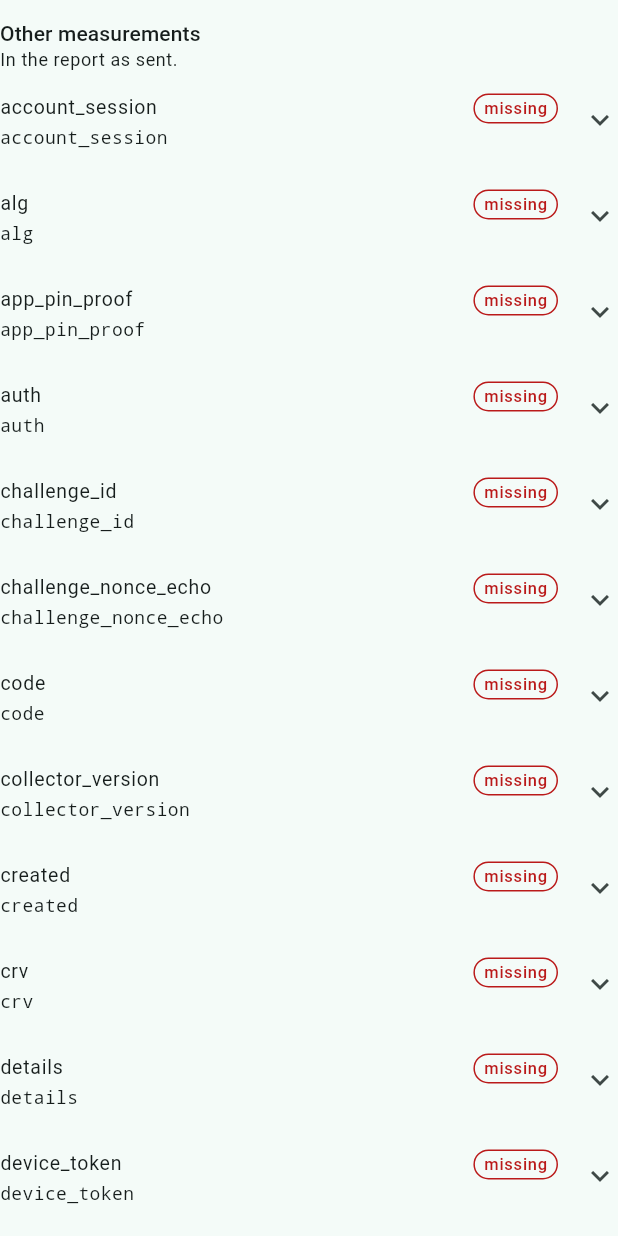
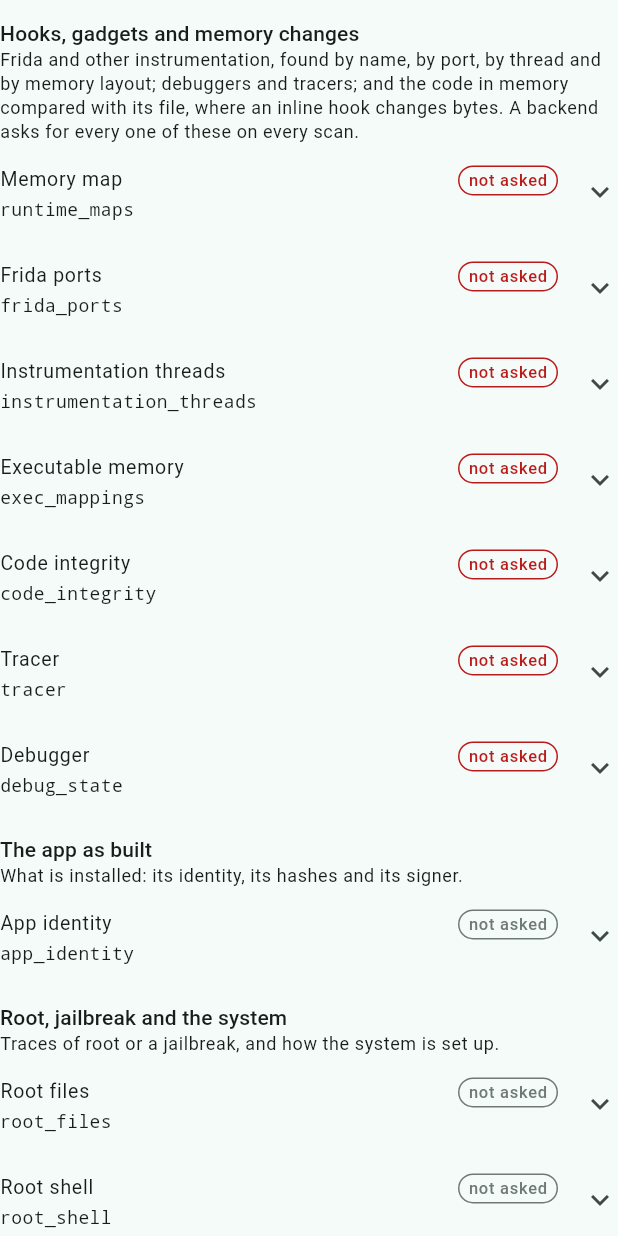
Before and after one commit to merajhasan88/necessary_flutter, a Flutter app: the ScanView widget shown alone on an empty page, opened directly with empty values, on a phone screen of 412 x 824 dp. Run offline on Flutter 3.47's test engine with Material 3 defaults, Android fonts, the phone set to English and light mode, and no system bars; our stand-ins replace flutter_secure_storage; accounts and stored records are empty.

Commit message:
Hooks, gadgets and changes in memory asked for on every scan
- The sample backends ask on every scan for every measurement that would
  catch tampering: on Android runtime_maps, frida_ports,
  instrumentation_threads, exec_mappings and code_integrity beside the
  rest; on iOS dyld_images, environment and code_integrity. Only the
  emulator's and simulator's build values vary.
- The guide's section 2 says so, and why: a measurement left to chance is
  one a tampered app waits out by scanning again.
- The example shows the hooks, gadgets and memory changes first, and a
  measurement not asked for as "not asked".

Co-Authored-By: Claude Opus 5.5 <noreply@anthropic.com>
Claude-Session: https://claude.ai/code/session_01D2hqQTXhasM7jbLjsHpukb

```diff
--- a/example/lib/measurements.dart
+++ b/example/lib/measurements.dart
@@ -1,151 +1,232 @@
-// Reading a scan: what the backend asked for, and every measurement the
-// signed report carried -- each with its status and its fields, as the phone
-// sent them. The titles and descriptions follow the integration guide's
-// sections 6 and 8.
+// Reading a scan: every measurement the signed report carried, each with its
+// status and its fields as the phone sent them, grouped by what it catches --
+// the hooks, gadgets and changes in memory first. A measurement the backend
+// did not ask for shows as not asked rather than disappearing. The titles and
+// descriptions follow the integration guide's sections 6 and 8.
 import 'package:flutter/material.dart';
 import 'package:necessary/necessary.dart';
 
-/// A measurement's name in the report, a title, and what it tells a backend.
+/// What a group of measurements catches.
+enum MeasurementGroup {
+  hooks(
+    'Hooks, gadgets and memory changes',
+    'Frida and other instrumentation, found by name, by port, by thread and '
+        'by memory layout; debuggers and tracers; and the code in memory '
+        'compared with its file, where an inline hook changes bytes. A '
+        'backend asks for every one of these on every scan.',
+  ),
+  app(
+    'The app as built',
+    'What is installed: its identity, its hashes and its signer.',
+  ),
+  system(
+    'Root, jailbreak and the system',
+    'Traces of root or a jailbreak, and how the system is set up.',
+  ),
+  device('Device and network', 'Sent with every scan, asked for or not.'),
+  personal(
+    'Personal measurements',
+    'Asked for by the backend, and measured only where this app turned them '
+        'on.',
+  );
+
+  const MeasurementGroup(this.title, this.note);
+
+  final String title;
+  final String note;
+}
+
+/// A measurement's name in the report, a title, what it tells a backend,
+/// and its group.
 class MeasurementInfo {
-  const MeasurementInfo(this.name, this.title, this.about);
+  const MeasurementInfo(this.name, this.title, this.about, this.group);
 
   final String name;
   final String title;
   final String about;
+  final MeasurementGroup group;
 }
 
 const List<MeasurementInfo> androidMeasurements = <MeasurementInfo>[
+  MeasurementInfo(
+    'runtime_maps',
+    'Memory map',
+    "Instrumentation and hooking frameworks named in the app's memory map: "
+        'Frida, its gadget, Objection, Xposed and others.',
+    MeasurementGroup.hooks,
+  ),
+  MeasurementInfo(
+    'frida_ports',
+    'Frida ports',
+    "Frida's default local ports accepting connections.",
+    MeasurementGroup.hooks,
+  ),
+  MeasurementInfo(
+    'instrumentation_threads',
+    'Instrumentation threads',
+    'Threads an instrumentation runtime creates, even renamed.',
+    MeasurementGroup.hooks,
+  ),
+  MeasurementInfo(
+    'exec_mappings',
+    'Executable memory',
+    'Memory both writable and executable, executable memory from deleted '
+        'files, unlabelled executable regions: where injected code lives.',
+    MeasurementGroup.hooks,
+  ),
+  MeasurementInfo(
+    'code_integrity',
+    'Code integrity',
+    "The app's native code and the system libraries in memory compared with "
+        'their files: an inline hook changes bytes, and diff_bytes counts '
+        'them.',
+    MeasurementGroup.hooks,
+  ),
+  MeasurementInfo(
+    'tracer',
+    'Tracer',
+    'Another process tracing the app.',
+    MeasurementGroup.hooks,
+  ),
+  MeasurementInfo(
+    'debug_state',
+    'Debugger',
+    'A Java debugger attached or awaited.',
+    MeasurementGroup.hooks,
+  ),
   MeasurementInfo(
     'app_identity',
     'App identity',
     'The installed app: package, the base APK hash, signing certificates, '
         'flags, install source and split APKs.',
+    MeasurementGroup.app,
   ),
-  MeasurementInfo(
-    'debug_state',
-    'Debugger',
-    'A Java debugger attached or awaited.',
-  ),
-  MeasurementInfo('tracer', 'Tracer', 'Another process tracing the app.'),
   MeasurementInfo(
     'root_files',
     'Root files',
     'Known root, su and framework paths that exist; a test-keys build.',
+    MeasurementGroup.system,
   ),
   MeasurementInfo(
     'root_shell',
     'Root shell',
     "Whether su resolves from the app's shell.",
+    MeasurementGroup.system,
   ),
   MeasurementInfo(
     'system_properties',
     'System properties',
     'Build and boot-security properties.',
-  ),
-  MeasurementInfo('selinux', 'SELinux', 'The SELinux mode, read two ways.'),
-  MeasurementInfo('mounts', 'Mounts', 'System partitions mounted writable.'),
-  MeasurementInfo(
-    'runtime_maps',
-    'Memory map',
-    "Instrumentation and hooking frameworks named in the app's memory map.",
+    MeasurementGroup.system,
   ),
   MeasurementInfo(
-    'frida_ports',
-    'Frida ports',
-    "Frida's default local ports accepting connections.",
+    'selinux',
+    'SELinux',
+    'The SELinux mode, read two ways.',
+    MeasurementGroup.system,
   ),
   MeasurementInfo(
-    'instrumentation_threads',
-    'Instrumentation threads',
-    'Threads an instrumentation runtime creates, even renamed.',
-  ),
-  MeasurementInfo(
-    'exec_mappings',
-    'Executable memory',
-    'Memory both writable and executable, executable memory from deleted '
-        'files, unlabelled executable regions.',
-  ),
-  MeasurementInfo(
-    'code_integrity',
-    'Code integrity',
-    "The app's native code and the system libraries in memory compared with "
-        'their files: an inline hook changes bytes.',
+    'mounts',
+    'Mounts',
+    'System partitions mounted writable.',
+    MeasurementGroup.system,
   ),
   MeasurementInfo(
     'developer_settings',
     'Developer settings',
     'Developer options and USB debugging.',
+    MeasurementGroup.system,
   ),
   MeasurementInfo(
     'emulator',
     'Emulator',
     'Build values typical of an emulator.',
+    MeasurementGroup.system,
   ),
   MeasurementInfo(
     'device',
     'Device',
     "The OS version, security patch level, model, build, the app's ABI and "
         'memory page size.',
+    MeasurementGroup.device,
   ),
   MeasurementInfo(
     'network',
     'Network',
     'A VPN up on any network; an HTTP proxy set.',
+    MeasurementGroup.device,
   ),
 ];
 
 const List<MeasurementInfo> iosMeasurements = <MeasurementInfo>[
   MeasurementInfo(
+    'dyld_images',
+    'Loaded libraries',
+    'Instrumentation and jailbreak names among the loaded libraries: Frida, '
+        'its gadget, Cycript, Substrate and others.',
+    MeasurementGroup.hooks,
+  ),
+  MeasurementInfo(
+    'environment',
+    'Environment',
+    'Libraries injected through the environment.',
+    MeasurementGroup.hooks,
+  ),
+  MeasurementInfo(
+    'code_integrity',
+    'Code integrity',
+    "The app's code in memory compared with its file, image by image: an "
+        'inline hook changes bytes, and app_diff_bytes counts them.',
+    MeasurementGroup.hooks,
+  ),
+  MeasurementInfo(
+    'debugger',
+    'Debugger',
+    'A debugger tracing the process.',
+    MeasurementGroup.hooks,
+  ),
+  MeasurementInfo(
     'app_identity',
     'App identity',
     "The installed app and its executable's hash.",
+    MeasurementGroup.app,
   ),
   MeasurementInfo(
     'code_signing',
     'Code signing',
     "The executable's own code signature.",
+    MeasurementGroup.app,
   ),
-  MeasurementInfo('debugger', 'Debugger', 'A debugger tracing the process.'),
   MeasurementInfo(
     'jailbreak_files',
     'Jailbreak files',
     'Known jailbreak paths that exist.',
+    MeasurementGroup.system,
   ),
   MeasurementInfo(
     'sandbox',
     'Sandbox',
     'Whether the app can write outside its sandbox.',
-  ),
-  MeasurementInfo(
-    'dyld_images',
-    'Loaded libraries',
-    'Instrumentation and jailbreak names among the loaded libraries.',
-  ),
-  MeasurementInfo(
-    'environment',
-    'Environment',
-    'Libraries injected through the environment.',
+    MeasurementGroup.system,
   ),
   MeasurementInfo(
     'simulator',
     'Simulator',
     'The simulator, and the hardware model.',
-  ),
-  MeasurementInfo(
-    'code_integrity',
-    'Code integrity',
-    "The app's code in memory compared with its file, image by image.",
+    MeasurementGroup.system,
   ),
   MeasurementInfo(
     'device',
     'Device',
     'The OS version and build, and the model.',
+    MeasurementGroup.device,
   ),
   MeasurementInfo(
     'network',
     'Network',
     'A VPN, inferred from the interfaces the proxy settings are scoped to; '
         'an HTTP proxy.',
+    MeasurementGroup.device,
   ),
 ];
 
@@ -155,51 +236,52 @@ const List<MeasurementInfo> personalCatalog = <MeasurementInfo>[
     'local_addresses',
     'Local addresses',
     "The phone's own IP addresses, link-local ones left out.",
+    MeasurementGroup.personal,
   ),
   MeasurementInfo(
     'accessibility',
     'Accessibility',
     'The Accessibility services that are on, and the keyboard in use. '
         'Android only.',
+    MeasurementGroup.personal,
   ),
   MeasurementInfo(
     'notification_access',
     'Notification access',
     'The apps allowed to read notifications. Android only.',
+    MeasurementGroup.personal,
   ),
   MeasurementInfo(
     'other_access',
     'Other access',
     'Device-administrator apps, and known remote-control apps installed. '
         'Android only.',
+    MeasurementGroup.personal,
   ),
   MeasurementInfo(
     'screen_capture',
     'Screen capture',
     'The screen being recorded, mirrored or cast.',
+    MeasurementGroup.personal,
   ),
   MeasurementInfo(
     'location',
     'Location',
     'The last location the phone already knows: never a fresh fix, never a '
         'prompt. Needs the location permission.',
+    MeasurementGroup.personal,
   ),
   MeasurementInfo(
     'mock_location',
     'Mock location',
     'Whether that location was faked.',
+    MeasurementGroup.personal,
   ),
 ];
 
 /// What a personal measurement reports, for its switch.
 MeasurementInfo personalInfo(PersonalMeasurement measurement) => personalCatalog
     .firstWhere((MeasurementInfo info) => info.name == measurement.wireName);
-
-/// Measurements every report carries, asked for or not.
-const Map<String, Set<String>> sentWithEveryScan = <String, Set<String>>{
-  'android': <String>{'device', 'network'},
-  'ios': <String>{'device', 'network', 'code_integrity'},
-};
 
 /// One scan as the phone sent it: the backend's plan -- [required] and the
 /// personal measurements it asked for, [optional] -- and the report's
@@ -224,86 +306,67 @@ class ScanView extends StatelessWidget {
 
   @override
   Widget build(BuildContext context) {
-    final List<MeasurementInfo> catalog = platform == 'ios'
-        ? iosMeasurements
-        : androidMeasurements;
-    MeasurementInfo info(String name) =>
-        <MeasurementInfo>[...catalog, ...personalCatalog].firstWhere(
-          (MeasurementInfo known) => known.name == name,
-          orElse: () => MeasurementInfo(name, name, 'Not described here.'),
-        );
-    final Set<String> always = sentWithEveryScan[platform] ?? <String>{};
-    final List<String> asked = <String>[
-      for (final MeasurementInfo known in catalog)
-        if (required.contains(known.name)) known.name,
-      for (final String name in required)
-        if (!catalog.any((MeasurementInfo known) => known.name == name)) name,
+    final List<MeasurementInfo> catalog = <MeasurementInfo>[
+      ...(platform == 'ios' ? iosMeasurements : androidMeasurements),
+      ...personalCatalog,
     ];
-    final List<String> volunteered = <String>[
-      for (final MeasurementInfo known in catalog)
-        if (always.contains(known.name) &&
-            !required.contains(known.name) &&
-            results.containsKey(known.name))
-          known.name,
-    ];
-    final List<String> personal = <String>[
-      for (final MeasurementInfo known in personalCatalog)
-        if (optional.contains(known.name) || results.containsKey(known.name))
-          known.name,
-    ];
-    final Set<String> shown = <String>{...asked, ...volunteered, ...personal};
+    Widget tile(MeasurementInfo info) => MeasurementTile(
+      info: info,
+      result: results[info.name] is Map
+          ? Map<String, dynamic>.from(results[info.name] as Map)
+          : null,
+      asked: required.contains(info.name) || optional.contains(info.name),
+    );
+    final List<Widget> groups = <Widget>[];
+    for (final MeasurementGroup group in MeasurementGroup.values) {
+      final List<MeasurementInfo> members = <MeasurementInfo>[
+        for (final MeasurementInfo info in catalog)
+          if (info.group == group &&
+              (group != MeasurementGroup.personal ||
+                  optional.contains(info.name) ||
+                  results.containsKey(info.name)))
+            info,
+      ];
+      groups.add(
+        _Group(
+          title: group.title,
+          note: group == MeasurementGroup.personal
+              ? '${group.note} On: '
+                    '${enabled.isEmpty ? 'none' : enabled.join(', ')}.'
+              : group.note,
+          tiles: <Widget>[
+            for (final MeasurementInfo info in members) tile(info),
+            if (members.isEmpty) const Text('The backend asked for none.'),
+          ],
+        ),
+      );
+    }
     final List<String> other = <String>[
       for (final String name in results.keys)
-        if (!shown.contains(name)) name,
+        if (!catalog.any((MeasurementInfo info) => info.name == name)) name,
     ];
-    final List<String> notAsked = <String>[
-      for (final MeasurementInfo known in catalog)
-        if (!shown.contains(known.name) && !results.containsKey(known.name))
-          known.title,
-    ];
-    Widget group(String title, String note, List<String> names) => _Group(
-      title: title,
-      note: note,
-      tiles: <Widget>[
-        for (final String name in names)
-          MeasurementTile(
-            info: info(name),
-            result: results[name] is Map
-                ? Map<String, dynamic>.from(results[name] as Map)
-                : null,
-          ),
-      ],
-    );
+    if (other.isNotEmpty) {
+      groups.add(
+        _Group(
+          title: 'Other measurements',
+          note: 'In the report as sent.',
+          tiles: <Widget>[
+            for (final String name in other)
+              tile(
+                MeasurementInfo(
+                  name,
+                  name,
+                  'Not described here.',
+                  MeasurementGroup.device,
+                ),
+              ),
+          ],
+        ),
+      );
+    }
     return Column(
       crossAxisAlignment: CrossAxisAlignment.stretch,
-      children: <Widget>[
-        if (asked.isNotEmpty)
-          group(
-            'Asked for by the backend',
-            'Its plan for this scan: the measurements it relies on every '
-                'time, and others varied from scan to scan.',
-            asked,
-          ),
-        if (volunteered.isNotEmpty)
-          group('Sent with every scan', 'Asked for or not.', volunteered),
-        if (personal.isNotEmpty)
-          group(
-            'Personal measurements',
-            'Asked for by the backend; measured only where this app turned '
-                'them on (${enabled.isEmpty ? 'none is on' : enabled.join(', ')}).',
-            personal,
-          ),
-        if (other.isNotEmpty)
-          group('Other measurements', 'In the report as sent.', other),
-        if (notAsked.isNotEmpty)
-          Padding(
-            padding: const EdgeInsets.only(top: 8),
-            child: Text(
-              'Not asked for in this scan: ${notAsked.join(', ')}.',
-              style: Theme.of(context).textTheme.bodySmall,
-            ),
-          ),
-      ],
+      children: groups,
     );
   }
 }
@@ -335,18 +398,29 @@ class _Group extends StatelessWidget {
 /// One measurement: its title and status, opening to what it tells a
 /// backend and every field the phone sent.
 class MeasurementTile extends StatelessWidget {
-  const MeasurementTile({super.key, required this.info, required this.result});
+  const MeasurementTile({
+    super.key,
+    required this.info,
+    required this.result,
+    this.asked = true,
+  });
 
   final MeasurementInfo info;
 
   /// The measurement as the report carries it, or null when it is absent.
   final Map<String, dynamic>? result;
 
+  /// Whether the backend asked for it in this scan.
+  final bool asked;
+
   @override
   Widget build(BuildContext context) {
     final Map<String, dynamic>? value = result;
     final Object? unread = value?['unread'];
     final bool partly = unread is Map && unread.isNotEmpty;
+    final String status = value == null
+        ? (asked ? 'missing' : 'not asked')
+        : (value['status'] as String? ?? 'no status');
     return ExpansionTile(
       key: ValueKey<String>('measurement:${info.name}'),
       dense: true,
@@ -359,10 +433,11 @@ class MeasurementTile extends StatelessWidget {
           if (partly) const _Badge('unread', warning: true),
           if (value?['truncated'] == true) const _Badge('truncated'),
           _Badge(
-            value == null
-                ? 'missing'
-                : (value['status'] as String? ?? 'no status'),
-            warning: value == null || value['status'] == 'error',
+            status,
+            warning:
+                status == 'error' ||
+                status == 'missing' ||
+                (status == 'not asked' && info.group == MeasurementGroup.hooks),
           ),
         ],
       ),
@@ -375,7 +450,12 @@ class MeasurementTile extends StatelessWidget {
       children: <Widget>[
         Text(info.about, style: Theme.of(context).textTheme.bodySmall),
         if (value == null)
-          const Text('Not in the report.')
+          Text(
+            asked
+                ? 'Asked for, but not in the report: a backend refuses such '
+                      'a report.'
+                : 'Not asked for in this scan, so not measured.',
+          )
         else ...<Widget>[
           if (value['status'] == 'not_enabled')
             const Text('The backend asked; this app has not turned it on.'),
```
Also changed, not shown: 8 other files.
